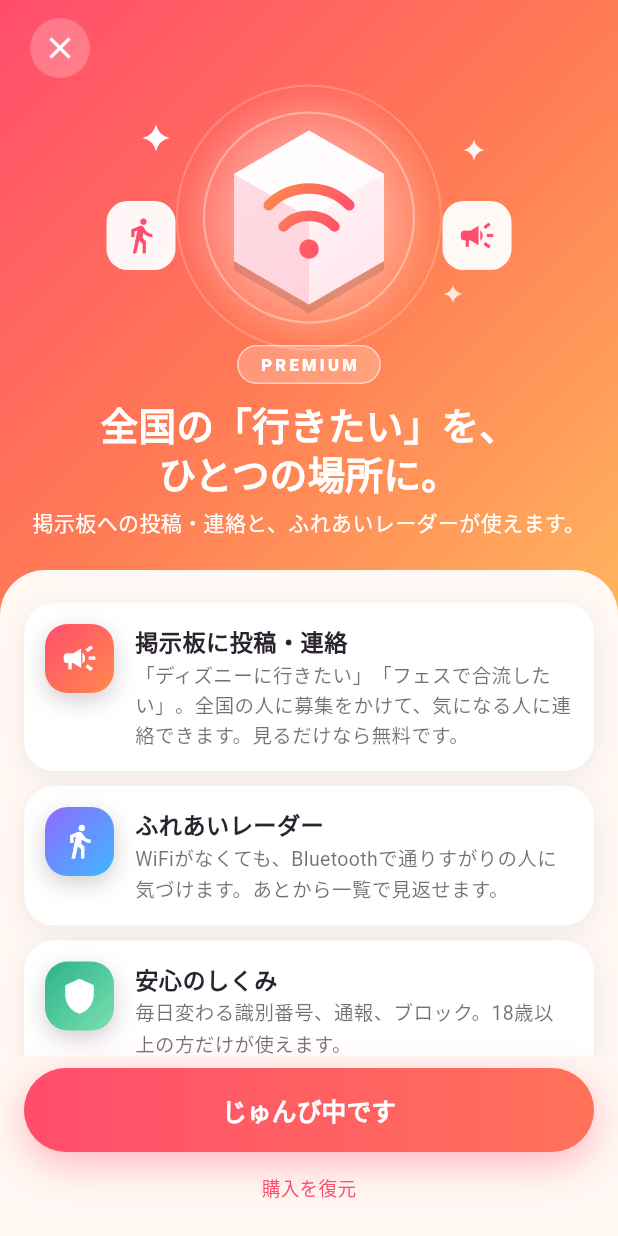
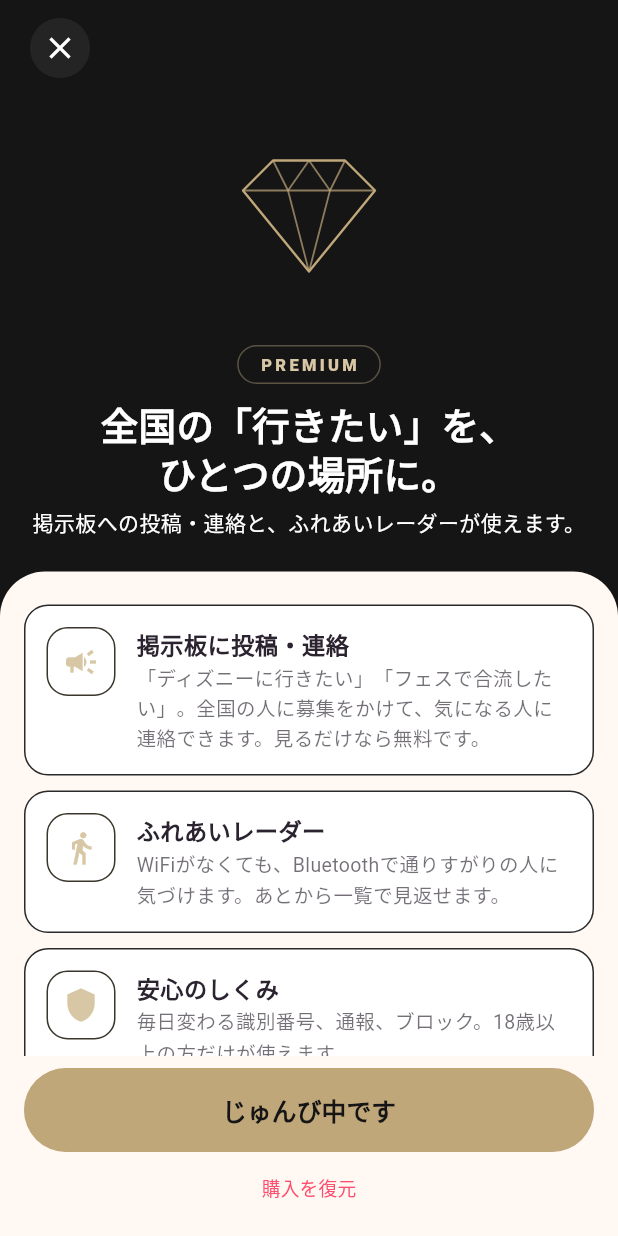
Before and after one commit to harukazu1995/wifi-match, a Flutter app: the HomeScreen screen opened directly, item 5 of the bottom bar chosen, after a tap on "くわしく見る", on a phone screen of 412 x 824 dp. Run offline on Flutter 3.47's test engine with Material 3 defaults, Android fonts, the phone set to English and light mode, and no system bars; our stand-ins replace google_mobile_ads, image_picker, in_app_purchase, shared_preferences; accounts and stored records are empty; project files that could hold a hidden picture were left out.

Commit message:
Update paywall.dart

```diff
--- a/lib/paywall.dart
+++ b/lib/paywall.dart
@@ -1,4 +1,3 @@
-import 'dart:math' as math;
 
 import 'package:flutter/material.dart';
 
@@ -6,9 +5,11 @@ import 'art.dart';
 import 'billing.dart';
 import 'main.dart' show billing, navKey;
 
-const _coral = Color(0xFFFF4D6D);
-const _orange = Color(0xFFFF8A4C);
+const _coral = Color(0xFFBFA77A);
+const _orange = Color(0xFFD8C7A4);
 const _ink = Color(0xFF2B2430);
+const _gradA = Color(0xFF8F7A52);
+const _gradB = Color(0xFF6F5D3E);
 
 /// 有料画面を開く。why を渡すと、上に理由が出る。
 void openPaywall([String? why]) {
@@ -30,8 +31,8 @@ class PremiumPromoCard extends StatelessWidget {
               margin: const EdgeInsets.only(bottom: 14),
               padding: const EdgeInsets.all(16),
               decoration: BoxDecoration(
-                gradient: const LinearGradient(colors: [_coral, _orange], begin: Alignment.topLeft, end: Alignment.bottomRight),
-                borderRadius: BorderRadius.circular(22),
+                gradient: const LinearGradient(colors: [_gradA, _gradB], begin: Alignment.topLeft, end: Alignment.bottomRight),
+                borderRadius: BorderRadius.circular(16),
               ),
               child: const Row(children: [
                 Icon(Icons.workspace_premium, color: Colors.white),
@@ -47,15 +48,14 @@ class PremiumPromoCard extends StatelessWidget {
             margin: const EdgeInsets.only(bottom: 14),
             padding: const EdgeInsets.all(18),
             decoration: BoxDecoration(
-              gradient: const LinearGradient(colors: [_coral, _orange, Color(0xFFFFC46B)], begin: Alignment.topLeft, end: Alignment.bottomRight),
-              borderRadius: BorderRadius.circular(24),
-              boxShadow: const [BoxShadow(color: Color(0x52FF4D6D), blurRadius: 26, offset: Offset(0, 10))],
+              gradient: const LinearGradient(colors: [_gradA, _gradB], begin: Alignment.topLeft, end: Alignment.bottomRight),
+              borderRadius: BorderRadius.circular(16),
             ),
             child: Column(crossAxisAlignment: CrossAxisAlignment.start, children: [
               Container(
                 padding: const EdgeInsets.symmetric(horizontal: 10, vertical: 3),
-                decoration: BoxDecoration(color: Colors.white, borderRadius: BorderRadius.circular(99)),
-                child: const Text('Meetory プレミアム', style: TextStyle(color: _coral, fontSize: 11, fontWeight: FontWeight.w800)),
+                decoration: BoxDecoration(color: _orange, borderRadius: BorderRadius.circular(99)),
+                child: const Text('Meetory プレミアム', style: TextStyle(color: Color(0xFF151515), fontSize: 11, fontWeight: FontWeight.w700)),
               ),
               const SizedBox(height: 8),
               const Text('全国の「行きたい」が、見つかる。',
@@ -70,7 +70,7 @@ class PremiumPromoCard extends StatelessWidget {
               const SizedBox(height: 12),
               FilledButton(
                 onPressed: openPaywall,
-                style: FilledButton.styleFrom(backgroundColor: Colors.white, foregroundColor: _coral),
+                style: FilledButton.styleFrom(backgroundColor: _orange, foregroundColor: Color(0xFF151515)),
                 child: const Text('くわしく見る', style: TextStyle(fontWeight: FontWeight.w800)),
               ),
             ]),
@@ -142,22 +142,21 @@ class PaywallScreen extends StatelessWidget {
                       width: double.infinity,
                       child: DecoratedBox(
                         decoration: BoxDecoration(
-                          gradient: const LinearGradient(colors: [_coral, _orange]),
+                          color: _coral,
                           borderRadius: BorderRadius.circular(99),
-                          boxShadow: const [BoxShadow(color: Color(0x61FF4D6D), blurRadius: 22, offset: Offset(0, 8))],
                         ),
                         child: FilledButton(
                           onPressed: sel == null || billing.busy ? null : billing.buy,
                           style: FilledButton.styleFrom(
                             backgroundColor: Colors.transparent,
                             shadowColor: Colors.transparent,
-                            disabledBackgroundColor: const Color(0x66FF4D6D),
+                            disabledBackgroundColor: const Color(0x66BFA77A),
                             padding: const EdgeInsets.symmetric(vertical: 16),
                           ),
                           child: billing.busy
-                              ? const SizedBox(width: 20, height: 20, child: CircularProgressIndicator(strokeWidth: 2, color: Colors.white))
+                              ? const SizedBox(width: 20, height: 20, child: CircularProgressIndicator(strokeWidth: 2, color: Color(0xFF151515)))
                               : Text(sel == null ? 'じゅんび中です' : (yearlySel ? '年額 $ypr で始める' : '月額 $mpr で始める'),
-                                  style: const TextStyle(fontSize: 16.5, fontWeight: FontWeight.w900, color: Colors.white)),
+                                  style: const TextStyle(fontSize: 16.5, fontWeight: FontWeight.w700, color: Color(0xFF151515))),
                         ),
                       ),
                     ),
@@ -189,7 +188,8 @@ class _Hero extends StatelessWidget {
   Widget build(BuildContext context) {
     return Container(
       decoration: const BoxDecoration(
-        gradient: LinearGradient(colors: [Color(0xFFFF4D6D), Color(0xFFFF7A55), Color(0xFFFFB45E)], begin: Alignment.topLeft, end: Alignment.bottomRight),
+        color: Color(0xFF151515),
+        border: Border(bottom: BorderSide(color: Color(0xFF2A2A2A))),
       ),
       padding: EdgeInsets.fromLTRB(16, MediaQuery.of(context).padding.top + 8, 16, 52),
       child: Column(children: [
@@ -198,7 +198,7 @@ class _Hero extends StatelessWidget {
           child: IconButton(
             onPressed: () => Navigator.of(context).maybePop(),
             icon: const Icon(Icons.close, color: Colors.white),
-            style: IconButton.styleFrom(backgroundColor: const Color(0x38FFFFFF)),
+            style: IconButton.styleFrom(backgroundColor: const Color(0xFF242424)),
           ),
         ),
         SizedBox(width: 280, height: 170, child: CustomPaint(painter: _GemPainter())),
@@ -206,11 +206,11 @@ class _Hero extends StatelessWidget {
         Container(
           padding: const EdgeInsets.symmetric(horizontal: 14, vertical: 4),
           decoration: BoxDecoration(
-            color: const Color(0x38FFFFFF),
+            color: Colors.transparent,
             borderRadius: BorderRadius.circular(99),
-            border: Border.all(color: const Color(0x8CFFFFFF)),
+            border: Border.all(color: const Color(0xFF5A5242)),
           ),
-          child: const Text('PREMIUM', style: TextStyle(color: Colors.white, fontSize: 11, fontWeight: FontWeight.w800, letterSpacing: 2.2)),
+          child: const Text('PREMIUM', style: TextStyle(color: _orange, fontSize: 11, fontWeight: FontWeight.w800, letterSpacing: 2.2)),
         ),
         const SizedBox(height: 10),
         const Text('全国の「行きたい」を、\nひとつの場所に。',
@@ -226,92 +226,30 @@ class _Hero extends StatelessWidget {
 class _GemPainter extends CustomPainter {
   @override
   void paint(Canvas canvas, Size size) {
-    final c = Offset(size.width / 2, size.height / 2 + 4);
-    canvas.drawCircle(
-      c,
-      88,
-      Paint()
-        ..shader = const RadialGradient(colors: [Color(0xB3FFFFFF), Color(0x00FFFFFF)]).createShader(Rect.fromCircle(center: c, radius: 88)),
-    );
-    final ring = Paint()
+    // 細い線のダイヤ（静かな見た目）
+    final c = Offset(size.width / 2, size.height / 2);
+    final line = Paint()
       ..style = PaintingStyle.stroke
-      ..strokeWidth = 1.5
-      ..color = const Color(0x59FFFFFF);
-    canvas.drawCircle(c, 70, ring);
-    canvas.drawCircle(c, 88, ring..color = const Color(0x33FFFFFF));
-
-    canvas.save();
-    canvas.translate(c.dx, c.dy);
-    Path hex(double dy) => Path()
-      ..moveTo(0, -58 + dy)
-      ..lineTo(50, -29 + dy)
-      ..lineTo(50, 29 + dy)
-      ..lineTo(0, 58 + dy)
-      ..lineTo(-50, 29 + dy)
-      ..lineTo(-50, -29 + dy)
-      ..close();
-    canvas.drawPath(hex(6), Paint()..color = const Color(0x1F000000));
-    final body = hex(0);
-    canvas.drawPath(
-      body,
-      Paint()
-        ..shader = const LinearGradient(colors: [Colors.white, Color(0xFFFFE3EA)], begin: Alignment.topLeft, end: Alignment.bottomRight)
-            .createShader(const Rect.fromLTWH(-50, -58, 100, 116)),
-    );
-    canvas.drawPath(
-      Path()
-        ..moveTo(0, -58)
-        ..lineTo(50, -29)
-        ..lineTo(0, 0)
-        ..lineTo(-50, -29)
-        ..close(),
-      Paint()..color = const Color(0xB3FFFFFF),
-    );
-    canvas.drawPath(
-      Path()
-        ..moveTo(-50, -29)
-        ..lineTo(0, 0)
-        ..lineTo(0, 58)
-        ..lineTo(-50, 29)
-        ..close(),
-      Paint()..color = const Color(0x8CFFC2D0),
-    );
-    final grad = const LinearGradient(colors: [Color(0xFFFF8A4C), Color(0xFFFF3D7A)], begin: Alignment.topLeft, end: Alignment.bottomRight)
-        .createShader(const Rect.fromLTWH(-30, -14, 60, 40));
-    final arc = Paint()
+      ..strokeWidth = 1.6
+      ..strokeJoin = StrokeJoin.round
+      ..strokeCap = StrokeCap.round
+      ..color = _coral;
+    final fine = Paint()
       ..style = PaintingStyle.stroke
-      ..strokeCap = StrokeCap.round
-      ..strokeWidth = 7
-      ..shader = grad;
-    canvas.drawArc(Rect.fromCircle(center: const Offset(0, 18.7), radius: 38), -math.pi * 0.75, math.pi / 2, false, arc);
-    canvas.drawArc(Rect.fromCircle(center: const Offset(0, 22.9), radius: 24), -math.pi * 0.75, math.pi / 2, false, arc);
-    canvas.drawCircle(const Offset(0, 21), 6.5, Paint()..shader = grad);
-    canvas.restore();
-
-    void star(Offset p, double s, double a) {
-      final path = Path()
-        ..moveTo(p.dx, p.dy - s)
-        ..quadraticBezierTo(p.dx + s * 0.18, p.dy - s * 0.18, p.dx + s, p.dy)
-        ..quadraticBezierTo(p.dx + s * 0.18, p.dy + s * 0.18, p.dx, p.dy + s)
-        ..quadraticBezierTo(p.dx - s * 0.18, p.dy + s * 0.18, p.dx - s, p.dy)
-        ..quadraticBezierTo(p.dx - s * 0.18, p.dy - s * 0.18, p.dx, p.dy - s)
-        ..close();
-      canvas.drawPath(path, Paint()..color = Color.fromRGBO(255, 255, 255, a));
-    }
-
-    star(const Offset(38, 36), 9, 1);
-    star(const Offset(250, 44), 7, 0.9);
-    star(const Offset(236, 140), 6, 0.8);
-    for (final side in [-1.0, 1.0]) {
-      final r = RRect.fromRectAndRadius(Rect.fromCenter(center: Offset(c.dx + side * 112, c.dy + 12), width: 46, height: 46), const Radius.circular(14));
-      canvas.drawRRect(r, Paint()..color = const Color(0xF2FFFFFF));
-      final icon = side < 0 ? Icons.directions_walk : Icons.campaign;
-      final tp = TextPainter(
-        text: TextSpan(text: String.fromCharCode(icon.codePoint), style: TextStyle(fontFamily: icon.fontFamily, package: icon.fontPackage, fontSize: 26, color: _coral)),
-        textDirection: TextDirection.ltr,
-      )..layout();
-      tp.paint(canvas, Offset(r.center.dx - tp.width / 2, r.center.dy - tp.height / 2));
-    }
+      ..strokeWidth = 1.2
+      ..strokeJoin = StrokeJoin.round
+      ..color = _coral.withValues(alpha: 0.7);
+    final l = c + const Offset(-44, -14), r = c + const Offset(44, -14);
+    final tl = c + const Offset(-24, -34), tr = c + const Offset(24, -34);
+    final bottom = c + const Offset(0, 40);
+    canvas.drawPath(Path()..moveTo(tl.dx, tl.dy)..lineTo(tr.dx, tr.dy)..lineTo(r.dx, r.dy)..lineTo(bottom.dx, bottom.dy)..lineTo(l.dx, l.dy)..close(), line);
+    canvas.drawLine(l, r, fine);
+    canvas.drawLine(tl, c + const Offset(-14, -14), fine);
+    canvas.drawLine(c + const Offset(-14, -14), bottom, fine);
+    canvas.drawLine(tr, c + const Offset(14, -14), fine);
+    canvas.drawLine(c + const Offset(14, -14), bottom, fine);
+    canvas.drawLine(c + const Offset(0, -34), c + const Offset(-14, -14), fine);
+    canvas.drawLine(c + const Offset(0, -34), c + const Offset(14, -14), fine);
   }
 
   @override
@@ -334,19 +272,18 @@ class _Feature extends StatelessWidget {
       padding: const EdgeInsets.all(14),
       decoration: BoxDecoration(
         color: cs.surface,
-        borderRadius: BorderRadius.circular(20),
-        boxShadow: const [BoxShadow(color: Color(0x12280A1E), blurRadius: 14, offset: Offset(0, 4))],
+        borderRadius: BorderRadius.circular(16),
+        border: Border.all(color: const Color(0xFF2A2A2A)),
       ),
       child: Row(crossAxisAlignment: CrossAxisAlignment.start, children: [
         Container(
           width: 46,
           height: 46,
           decoration: BoxDecoration(
-            borderRadius: BorderRadius.circular(15),
-            gradient: LinearGradient(colors: [c1, c2], begin: Alignment.topLeft, end: Alignment.bottomRight),
-            boxShadow: const [BoxShadow(color: Color(0x33280A1E), blurRadius: 12, offset: Offset(0, 5))],
+            borderRadius: BorderRadius.circular(14),
+            border: Border.all(color: const Color(0xFF3A362C)),
           ),
-          child: Icon(icon, color: Colors.white, size: 25),
+          child: Icon(icon, color: _orange, size: 24),
         ),
         const SizedBox(width: 14),
         Expanded(
@@ -378,21 +315,21 @@ class _Compare extends StatelessWidget {
           width: 76,
           alignment: Alignment.center,
           padding: const EdgeInsets.symmetric(vertical: 11),
-          color: pro ? const Color(0x17FF4D6D) : null,
+          color: pro ? const Color(0x17BFA77A) : null,
           child: Icon(ok ? Icons.check : Icons.remove, size: 19, color: ok ? _coral : cs.onSurface.withValues(alpha: 0.35)),
         );
     return Container(
       decoration: BoxDecoration(
         color: cs.surface,
-        borderRadius: BorderRadius.circular(20),
-        boxShadow: const [BoxShadow(color: Color(0x12280A1E), blurRadius: 14, offset: Offset(0, 4))],
+        borderRadius: BorderRadius.circular(16),
+        border: Border.all(color: const Color(0xFF2A2A2A)),
       ),
       clipBehavior: Clip.antiAlias,
       child: Column(children: [
         Row(children: [
           const Expanded(child: SizedBox()),
           Container(width: 76, alignment: Alignment.center, padding: const EdgeInsets.symmetric(vertical: 10), child: Text('無料', style: TextStyle(fontSize: 12, fontWeight: FontWeight.w800, color: cs.onSurface.withValues(alpha: 0.55)))),
-          Container(width: 76, alignment: Alignment.center, padding: const EdgeInsets.symmetric(vertical: 10), color: const Color(0x17FF4D6D), child: const Text('プレミアム', style: TextStyle(fontSize: 12, fontWeight: FontWeight.w800, color: _coral))),
+          Container(width: 76, alignment: Alignment.center, padding: const EdgeInsets.symmetric(vertical: 10), color: const Color(0x17BFA77A), child: const Text('プレミアム', style: TextStyle(fontSize: 12, fontWeight: FontWeight.w800, color: _coral))),
         ]),
         for (final r in rows)
           Container(
@@ -428,13 +365,12 @@ class _Plan extends StatelessWidget {
           padding: const EdgeInsets.fromLTRB(8, 22, 8, 14),
           decoration: BoxDecoration(
             color: cs.surface,
-            borderRadius: BorderRadius.circular(22),
-            border: Border.all(color: selected ? _coral : cs.onSurface.withValues(alpha: 0.12), width: 2),
-            boxShadow: selected ? const [BoxShadow(color: Color(0x40FF4D6D), blurRadius: 20, offset: Offset(0, 8))] : null,
+            borderRadius: BorderRadius.circular(16),
+            border: Border.all(color: selected ? _coral : const Color(0xFF333333), width: selected ? 1.5 : 1),
           ),
           child: Column(children: [
             Text(title, style: TextStyle(fontSize: 14, color: cs.onSurface.withValues(alpha: 0.6))),
-            Text(price, style: TextStyle(fontSize: 30, fontWeight: FontWeight.w900, color: selected ? _coral : _inkOf(cs), height: 1.2)),
+            Text(price, style: TextStyle(fontSize: 28, fontWeight: FontWeight.w500, color: selected ? _orange : _inkOf(cs), height: 1.2)),
             Text(sub, textAlign: TextAlign.center, style: TextStyle(fontSize: 12, color: cs.onSurface.withValues(alpha: 0.6))),
           ]),
         ),
@@ -443,8 +379,8 @@ class _Plan extends StatelessWidget {
             top: -11,
             child: Container(
               padding: const EdgeInsets.symmetric(horizontal: 12, vertical: 3),
-              decoration: BoxDecoration(gradient: const LinearGradient(colors: [_coral, _orange]), borderRadius: BorderRadius.circular(99)),
-              child: Text(badge!, style: const TextStyle(color: Colors.white, fontSize: 11.5, fontWeight: FontWeight.w800)),
+              decoration: BoxDecoration(color: _coral, borderRadius: BorderRadius.circular(99)),
+              child: Text(badge!, style: const TextStyle(color: Color(0xFF151515), fontSize: 11.5, fontWeight: FontWeight.w800)),
             ),
           ),
       ]),
```
